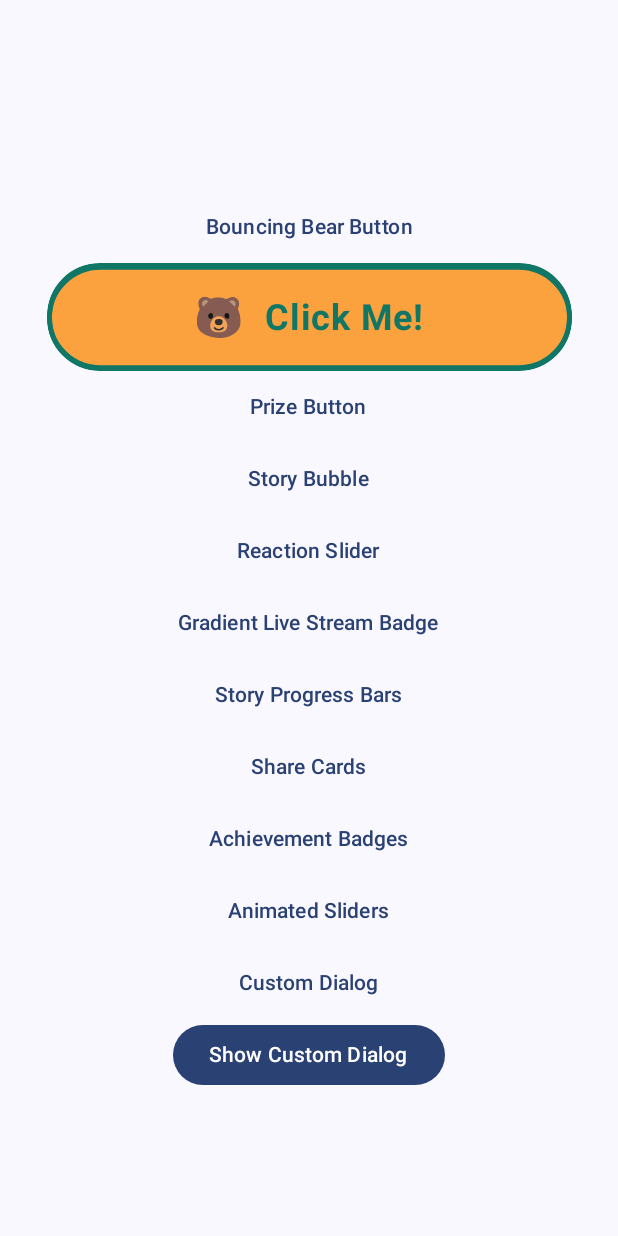
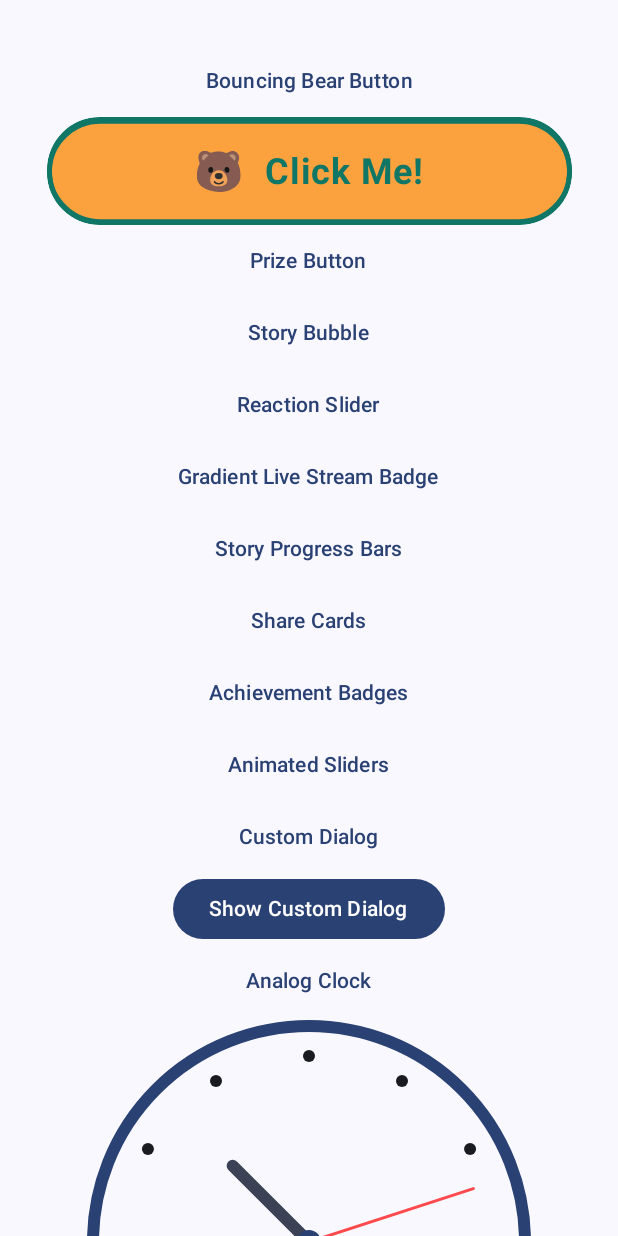
Before and after one commit to zahid4kh/UI-Components-For-Compose, an Android app built with Jetpack Compose: the screen it shows after launch (MainActivity), after a tap on "Bouncing Bear Button", on a phone screen of 412 x 824 dp. Run offline under Robolectric (Android 15) with nearby library versions, the phone set to English and light mode, and no system bars; 2 other taps on this screen came first.

Commit message:
analog clock

```diff
--- a/app/src/main/java/my/ui/MainActivity.kt
+++ b/app/src/main/java/my/ui/MainActivity.kt
@@ -1,9 +1,11 @@
 package my.ui
 
+import android.os.Build
 import android.os.Bundle
 import androidx.activity.ComponentActivity
 import androidx.activity.compose.setContent
 import androidx.activity.enableEdgeToEdge
+import androidx.annotation.RequiresApi
 import androidx.compose.animation.AnimatedVisibility
 import androidx.compose.foundation.background
 import androidx.compose.foundation.layout.Arrangement
@@ -27,8 +29,10 @@ import androidx.compose.runtime.remember
 import androidx.compose.runtime.setValue
 import androidx.compose.ui.Alignment
 import androidx.compose.ui.Modifier
+import androidx.compose.ui.graphics.Color
 import androidx.compose.ui.unit.dp
 import my.ui.components.AchievementBadgeDemo
+import my.ui.components.AnalogClock
 import my.ui.components.AnimatedSlidersIcon
 import my.ui.components.BearButton
 import my.ui.components.BroadcastLiveStreamBadge
@@ -44,8 +48,10 @@ import my.ui.components.StoryBubble
 import my.ui.components.StoryProgressDemo
 import my.ui.components.dialog.DialogExample
 import my.ui.ui.theme.MyUITheme
+import java.time.Clock
 
 class MainActivity : ComponentActivity() {
+    @RequiresApi(Build.VERSION_CODES.O)
     override fun onCreate(savedInstanceState: Bundle?) {
         super.onCreate(savedInstanceState)
         enableEdgeToEdge()
@@ -58,6 +64,7 @@ class MainActivity : ComponentActivity() {
 }
 
 
+@RequiresApi(Build.VERSION_CODES.O)
 @OptIn(ExperimentalLayoutApi::class)
 @Composable
 fun Components() {
@@ -71,6 +78,7 @@ fun Components() {
     var showAchievementBadge by remember { mutableStateOf(false) }
     var showAnimatedSliders by remember { mutableStateOf(false) }
     var showCustomDialog by remember { mutableStateOf(false) }
+    var showAnalogClock by remember { mutableStateOf(false) }
 
     LazyColumn(verticalArrangement = Arrangement.Center,
         horizontalAlignment = Alignment.CenterHorizontally,
@@ -191,6 +199,19 @@ fun Components() {
                 component = { DialogExample() }
             )
         }
+
+        item{
+            UIComponent(
+                text = "Analog Clock",
+                onClick = {showAnalogClock = !showAnalogClock},
+                showComponent = showAnalogClock,
+                component = { AnalogClock(
+                    modifier = Modifier.size(300.dp),
+                    circleColor = MaterialTheme.colorScheme.primary,
+                    secondsHandColor = Color.Red.copy(alpha = 0.7f),
+                ) }
+            )
+        }
     }
 }
 
--- /dev/null
+++ b/app/src/main/java/my/ui/components/Clock.kt
@@ -0,0 +1,231 @@
+package my.ui.components
+
+
+import android.os.Build
+import androidx.annotation.RequiresApi
+import androidx.compose.animation.AnimatedVisibility
+import androidx.compose.animation.core.Spring
+import androidx.compose.animation.core.animateFloat
+import androidx.compose.animation.core.spring
+import androidx.compose.animation.core.tween
+import androidx.compose.animation.core.updateTransition
+import androidx.compose.foundation.Canvas
+import androidx.compose.foundation.border
+import androidx.compose.foundation.clickable
+import androidx.compose.foundation.layout.Arrangement
+import androidx.compose.foundation.layout.Column
+import androidx.compose.foundation.layout.Row
+import androidx.compose.foundation.layout.fillMaxSize
+import androidx.compose.foundation.shape.RoundedCornerShape
+import androidx.compose.material.icons.Icons
+import androidx.compose.material3.MaterialTheme
+import androidx.compose.material3.Switch
+import androidx.compose.material3.Text
+import androidx.compose.runtime.Composable
+import androidx.compose.runtime.LaunchedEffect
+import androidx.compose.runtime.getValue
+import androidx.compose.runtime.mutableLongStateOf
+import androidx.compose.runtime.mutableStateOf
+import androidx.compose.runtime.remember
+import androidx.compose.runtime.setValue
+import androidx.compose.ui.Alignment
+import androidx.compose.ui.Modifier
+import androidx.compose.ui.draw.clip
+import androidx.compose.ui.geometry.Offset
+import androidx.compose.ui.graphics.Color
+import androidx.compose.ui.graphics.Paint
+import androidx.compose.ui.graphics.StrokeCap
+import androidx.compose.ui.graphics.drawscope.DrawScope
+import androidx.compose.ui.graphics.drawscope.Stroke
+import androidx.compose.ui.graphics.drawscope.drawIntoCanvas
+import androidx.compose.ui.graphics.drawscope.rotate
+import androidx.compose.ui.graphics.nativeCanvas
+import androidx.compose.ui.graphics.toArgb
+import androidx.compose.ui.text.drawText
+import androidx.compose.ui.unit.dp
+import androidx.compose.ui.unit.sp
+import kotlinx.coroutines.delay
+import java.time.LocalTime
+import java.time.ZoneId
+import kotlin.math.PI
+import kotlin.math.cos
+import kotlin.math.min
+import kotlin.math.sin
+
+@RequiresApi(Build.VERSION_CODES.O)
+@Composable
+fun AnalogClock(
+    modifier: Modifier = Modifier,
+    circleColor: Color = MaterialTheme.colorScheme.primary,
+    numbersColor: Color = MaterialTheme.colorScheme.onSurface,
+    hoursHandColor: Color = MaterialTheme.colorScheme.secondary,
+    minutesHandColor: Color = MaterialTheme.colorScheme.tertiary,
+    secondsHandColor: Color = MaterialTheme.colorScheme.error,
+    onClick: () -> Unit = {}
+) {
+    var showNumbers by remember { mutableStateOf(false) }
+
+    val transitionState = updateTransition(
+        targetState = showNumbers,
+        label = "clockTransition"
+    )
+
+    val markerScale by transitionState.animateFloat(
+        label = "markerScale",
+        transitionSpec = {
+            spring(
+                dampingRatio = Spring.DampingRatioMediumBouncy,
+                stiffness = Spring.StiffnessLow
+            )
+        }
+    ) { if (it) 1f else 0f }
+
+    val numberScale by transitionState.animateFloat(
+        label = "numberScale",
+        transitionSpec = {
+            spring(
+                dampingRatio = Spring.DampingRatioMediumBouncy,
+                stiffness = Spring.StiffnessLow
+            )
+        }
+    ) { if (it) 1f else 0f }
+
+    val alpha by transitionState.animateFloat(
+        label = "alpha",
+        transitionSpec = {
+            tween(durationMillis = 500)
+        }
+    ) { if (it) 1f else 0f }
+
+    var currentTime by remember { mutableStateOf(LocalTime.now(ZoneId.systemDefault())) }
+
+    LaunchedEffect(Unit) {
+        while (true) {
+            delay(1000)
+            currentTime = LocalTime.now(ZoneId.systemDefault())
+        }
+    }
+
+    val hours = currentTime.hour.toFloat()
+    val minutes = currentTime.minute.toFloat()
+    val seconds = currentTime.second.toFloat()
+
+    val hoursAngle = (hours + minutes / 60f) * 360f / 12f
+    val minutesAngle = (minutes + seconds / 60f) * 360f / 60f
+    val secondsAngle = seconds * 360f / 60f
+
+
+
+
+    Canvas(
+        modifier = modifier
+            .fillMaxSize()
+            .clip(RoundedCornerShape(50))
+            .clickable(onClick = {showNumbers = !showNumbers})
+    ) {
+        val diameter = min(size.width, size.height) * 0.96f
+        val radius = diameter / 2f
+        val center = Offset(size.width / 2f, size.height / 2f)
+
+        // outer circle
+        drawCircle(
+            color = circleColor,
+            radius = radius,
+            center = center,
+            style = Stroke(width = 8.dp.toPx(), cap = StrokeCap.Round)
+        )
+
+        // hour markers (dots and numbers)
+        for (hour in 1..12) {
+            val angle = hour * 360f / 12f - 90f
+            val markerRadius = radius - 20.dp.toPx()
+            val markerPoint = Offset(
+                x = center.x + cos(angle * PI / 180f).toFloat() * markerRadius,
+                y = center.y + sin(angle * PI / 180f).toFloat() * markerRadius
+            )
+
+            // dots with fade out animation
+            drawCircle(
+                color = numbersColor.copy(alpha = 1f - alpha),
+                radius = 4.dp.toPx() * (1f - markerScale),
+                center = markerPoint
+            )
+
+            // numbers with fade in animation
+            if (showNumbers) {
+                drawIntoCanvas { canvas ->
+                    val textPaint = Paint().asFrameworkPaint().apply {
+                        this.textAlign = android.graphics.Paint.Align.CENTER
+                        this.textSize = 18.sp.toPx()
+                        this.color = numbersColor
+                            .copy(alpha = alpha)
+                            .toArgb()
+                        this.isFakeBoldText = true
+                        this.textScaleX = numberScale
+                    }
+
+                    canvas.nativeCanvas.drawText(
+                        hour.toString(),
+                        markerPoint.x,
+                        markerPoint.y + textPaint.textSize / 3,
+                        textPaint
+                    )
+                }
+            }
+        }
+
+
+        // hour hand
+        drawClockHand(
+            center = center,
+            angle = hoursAngle - 90f,
+            length = radius * 0.5f,
+            color = hoursHandColor,
+            strokeWidth = 8.dp.toPx()
+        )
+
+        // minute hand
+        drawClockHand(
+            center = center,
+            angle = minutesAngle - 90f,
+            length = radius * 0.7f,
+            color = minutesHandColor,
+            strokeWidth = 4.dp.toPx()
+        )
+
+        // second hand
+        drawClockHand(
+            center = center,
+            angle = secondsAngle - 90f,
+            length = radius * 0.8f,
+            color = secondsHandColor,
+            strokeWidth = 2.dp.toPx()
+        )
+
+        // center dot
+        drawCircle(
+            color = circleColor,
+            radius = 8.dp.toPx(),
+            center = center
+        )
+    }
+
+}
+
+private fun DrawScope.drawClockHand(
+    center: Offset,
+    angle: Float,
+    length: Float,
+    color: Color,
+    strokeWidth: Float
+) {
+    rotate(angle, center) {
+        drawLine(
+            color = color,
+            start = center,
+            end = Offset(center.x + length, center.y),
+            strokeWidth = strokeWidth,
+            cap = StrokeCap.Round
+        )
+    }
+}
```
